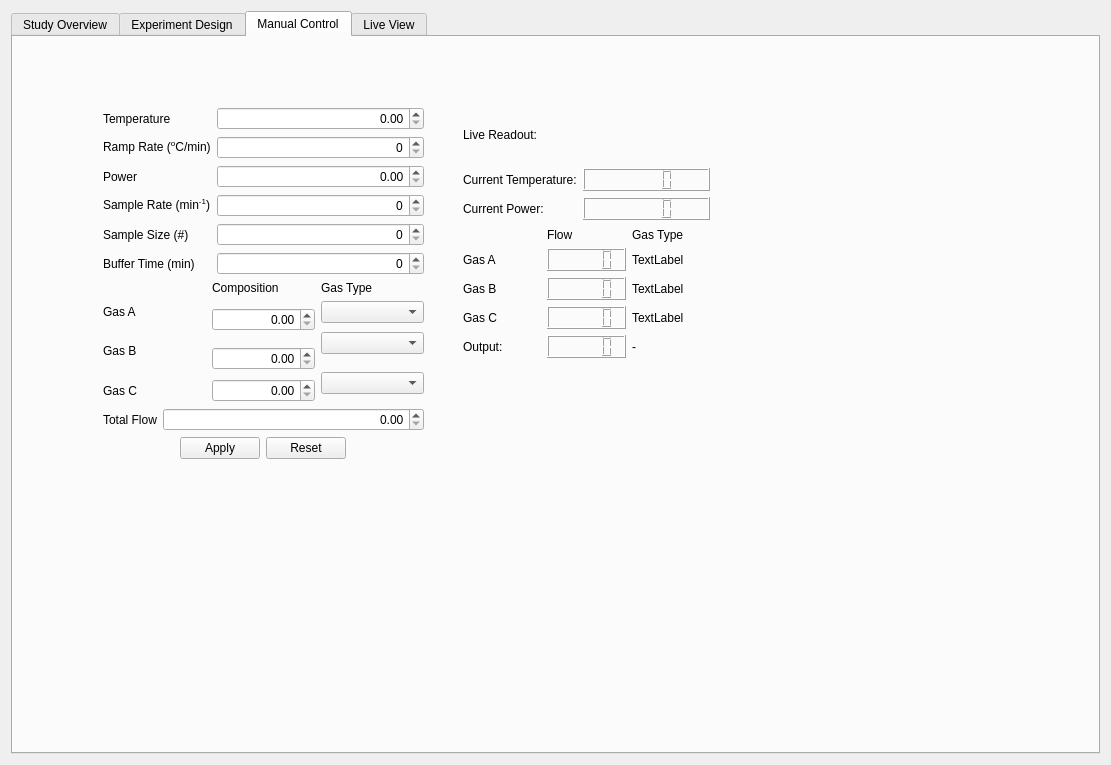
Before: the Qt Designer form reactorUI.ui in Dionne-Lab/catalight, drawn with Qt 5.
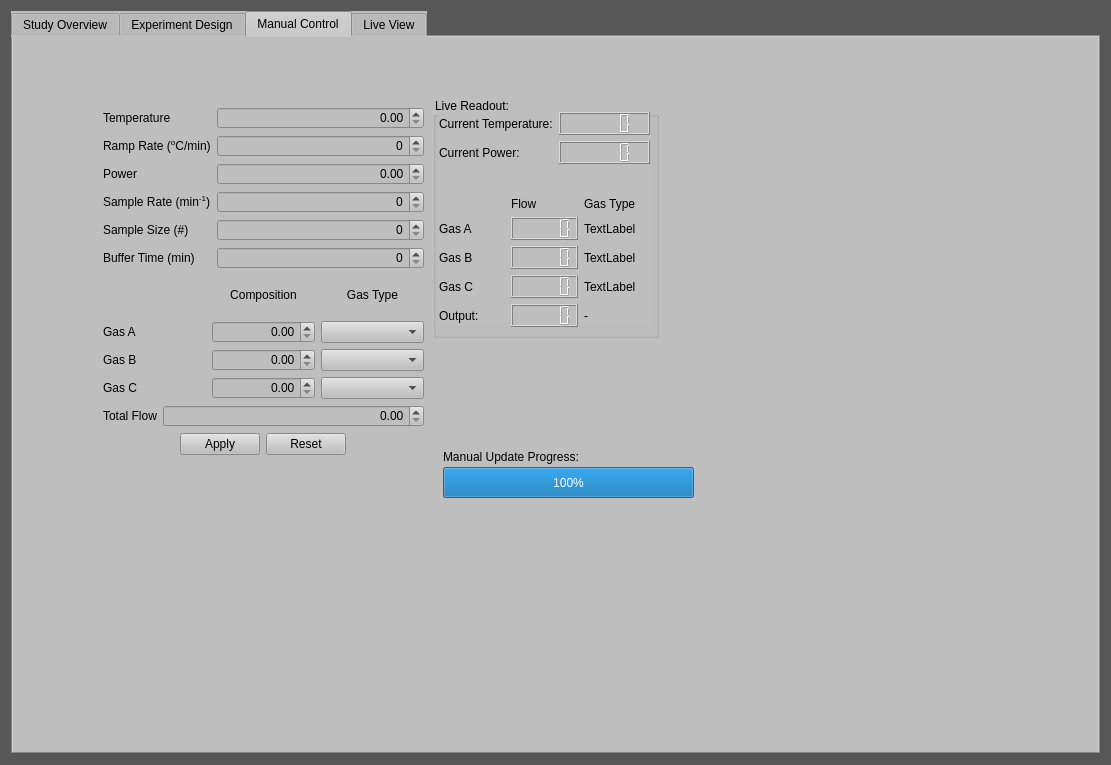
After: the same form once the commit is applied. The open tabs and pages were chosen to show the change.

Commit message: editted gui color and added progress bar

```diff
--- a/reactorUI.ui
+++ b/reactorUI.ui
@@ -10,6 +10,421 @@
     <height>765</height>
    </rect>
   </property>
+  <property name="palette">
+   <palette>
+    <active>
+     <colorrole role="WindowText">
+      <brush brushstyle="SolidPattern">
+       <color alpha="255">
+        <red>255</red>
+        <green>255</green>
+        <blue>255</blue>
+       </color>
+      </brush>
+     </colorrole>
+     <colorrole role="Button">
+      <brush brushstyle="SolidPattern">
+       <color alpha="255">
+        <red>0</red>
+        <green>170</green>
+        <blue>255</blue>
+       </color>
+      </brush>
+     </colorrole>
+     <colorrole role="Light">
+      <brush brushstyle="SolidPattern">
+       <color alpha="255">
+        <red>127</red>
+        <green>213</green>
+        <blue>255</blue>
+       </color>
+      </brush>
+     </colorrole>
+     <colorrole role="Midlight">
+      <brush brushstyle="SolidPattern">
+       <color alpha="255">
+        <red>63</red>
+        <green>191</green>
+        <blue>255</blue>
+       </color>
+      </brush>
+     </colorrole>
+     <colorrole role="Dark">
+      <brush brushstyle="SolidPattern">
+       <color alpha="255">
+        <red>0</red>
+        <green>85</green>
+        <blue>127</blue>
+       </color>
+      </brush>
+     </colorrole>
+     <colorrole role="Mid">
+      <brush brushstyle="SolidPattern">
+       <color alpha="255">
+        <red>0</red>
+        <green>113</green>
+        <blue>170</blue>
+       </color>
+      </brush>
+     </colorrole>
+     <colorrole role="Text">
+      <brush brushstyle="SolidPattern">
+       <color alpha="255">
+        <red>0</red>
+        <green>170</green>
+        <blue>255</blue>
+       </color>
+      </brush>
+     </colorrole>
+     <colorrole role="BrightText">
+      <brush brushstyle="SolidPattern">
+       <color alpha="255">
+        <red>255</red>
+        <green>255</green>
+        <blue>255</blue>
+       </color>
+      </brush>
+     </colorrole>
+     <colorrole role="ButtonText">
+      <brush brushstyle="SolidPattern">
+       <color alpha="255">
+        <red>0</red>
+        <green>0</green>
+        <blue>0</blue>
+       </color>
+      </brush>
+     </colorrole>
+     <colorrole role="Base">
+      <brush brushstyle="SolidPattern">
+       <color alpha="255">
+        <red>89</red>
+        <green>89</green>
+        <blue>89</blue>
+       </color>
+      </brush>
+     </colorrole>
+     <colorrole role="Window">
+      <brush brushstyle="SolidPattern">
+       <color alpha="255">
+        <red>87</red>
+        <green>87</green>
+        <blue>87</blue>
+       </color>
+      </brush>
+     </colorrole>
+     <colorrole role="Shadow">
+      <brush brushstyle="SolidPattern">
+       <color alpha="255">
+        <red>0</red>
+        <green>0</green>
+        <blue>0</blue>
+       </color>
+      </brush>
+     </colorrole>
+     <colorrole role="AlternateBase">
+      <brush brushstyle="SolidPattern">
+       <color alpha="255">
+        <red>127</red>
+        <green>212</green>
+        <blue>255</blue>
+       </color>
+      </brush>
+     </colorrole>
+     <colorrole role="ToolTipBase">
+      <brush brushstyle="SolidPattern">
+       <color alpha="255">
+        <red>255</red>
+        <green>255</green>
+        <blue>220</blue>
+       </color>
+      </brush>
+     </colorrole>
+     <colorrole role="ToolTipText">
+      <brush brushstyle="SolidPattern">
+       <color alpha="255">
+        <red>0</red>
+        <green>0</green>
+        <blue>0</blue>
+       </color>
+      </brush>
+     </colorrole>
+    </active>
+    <inactive>
+     <colorrole role="WindowText">
+      <brush brushstyle="SolidPattern">
+       <color alpha="255">
+        <red>255</red>
+        <green>255</green>
+        <blue>255</blue>
+       </color>
+      </brush>
+     </colorrole>
+     <colorrole role="Button">
+      <brush brushstyle="SolidPattern">
+       <color alpha="255">
+        <red>0</red>
+        <green>170</green>
+        <blue>255</blue>
+       </color>
+      </brush>
+     </colorrole>
+     <colorrole role="Light">
+      <brush brushstyle="SolidPattern">
+       <color alpha="255">
+        <red>127</red>
+        <green>213</green>
+        <blue>255</blue>
+       </color>
+      </brush>
+     </colorrole>
+     <colorrole role="Midlight">
+      <brush brushstyle="SolidPattern">
+       <color alpha="255">
+        <red>63</red>
+        <green>191</green>
+        <blue>255</blue>
+       </color>
+      </brush>
+     </colorrole>
+     <colorrole role="Dark">
+      <brush brushstyle="SolidPattern">
+       <color alpha="255">
+        <red>0</red>
+        <green>85</green>
+        <blue>127</blue>
+       </color>
+      </brush>
+     </colorrole>
+     <colorrole role="Mid">
+      <brush brushstyle="SolidPattern">
+       <color alpha="255">
+        <red>0</red>
+        <green>113</green>
+        <blue>170</blue>
+       </color>
+      </brush>
+     </colorrole>
+     <colorrole role="Text">
+      <brush brushstyle="SolidPattern">
+       <color alpha="255">
+        <red>0</red>
+        <green>170</green>
+        <blue>255</blue>
+       </color>
+      </brush>
+     </colorrole>
+     <colorrole role="BrightText">
+      <brush brushstyle="SolidPattern">
+       <color alpha="255">
+        <red>255</red>
+        <green>255</green>
+        <blue>255</blue>
+       </color>
+      </brush>
+     </colorrole>
+     <colorrole role="ButtonText">
+      <brush brushstyle="SolidPattern">
+       <color alpha="255">
+        <red>0</red>
+        <green>0</green>
+        <blue>0</blue>
+       </color>
+      </brush>
+     </colorrole>
+     <colorrole role="Base">
+      <brush brushstyle="SolidPattern">
+       <color alpha="255">
+        <red>89</red>
+        <green>89</green>
+        <blue>89</blue>
+       </color>
+      </brush>
+     </colorrole>
+     <colorrole role="Window">
+      <brush brushstyle="SolidPattern">
+       <color alpha="255">
+        <red>87</red>
+        <green>87</green>
+        <blue>87</blue>
+       </color>
+      </brush>
+     </colorrole>
+     <colorrole role="Shadow">
+      <brush brushstyle="SolidPattern">
+       <color alpha="255">
+        <red>0</red>
+        <green>0</green>
+        <blue>0</blue>
+       </color>
+      </brush>
+     </colorrole>
+     <colorrole role="AlternateBase">
+      <brush brushstyle="SolidPattern">
+       <color alpha="255">
+        <red>127</red>
+        <green>212</green>
+        <blue>255</blue>
+       </color>
+      </brush>
+     </colorrole>
+     <colorrole role="ToolTipBase">
+      <brush brushstyle="SolidPattern">
+       <color alpha="255">
+        <red>255</red>
+        <green>255</green>
+        <blue>220</blue>
+       </color>
+      </brush>
+     </colorrole>
+     <colorrole role="ToolTipText">
+      <brush brushstyle="SolidPattern">
+       <color alpha="255">
+        <red>0</red>
+        <green>0</green>
+        <blue>0</blue>
+       </color>
+      </brush>
+     </colorrole>
+    </inactive>
+    <disabled>
+     <colorrole role="WindowText">
+      <brush brushstyle="SolidPattern">
+       <color alpha="255">
+        <red>0</red>
+        <green>85</green>
+        <blue>127</blue>
+       </color>
+      </brush>
+     </colorrole>
+     <colorrole role="Button">
+      <brush brushstyle="SolidPattern">
+       <color alpha="255">
+        <red>0</red>
+        <green>170</green>
+        <blue>255</blue>
+       </color>
+      </brush>
+     </colorrole>
+     <colorrole role="Light">
+      <brush brushstyle="SolidPattern">
+       <color alpha="255">
+        <red>127</red>
+        <green>213</green>
+        <blue>255</blue>
+       </color>
+      </brush>
+     </colorrole>
+     <colorrole role="Midlight">
+      <brush brushstyle="SolidPattern">
+       <color alpha="255">
+        <red>63</red>
+        <green>191</green>
+        <blue>255</blue>
+       </color>
+      </brush>
+     </colorrole>
+     <colorrole role="Dark">
+      <brush brushstyle="SolidPattern">
+       <color alpha="255">
+        <red>0</red>
+        <green>85</green>
+        <blue>127</blue>
+       </color>
+      </brush>
+     </colorrole>
+     <colorrole role="Mid">
+      <brush brushstyle="SolidPattern">
+       <color alpha="255">
+        <red>0</red>
+        <green>113</green>
+        <blue>170</blue>
+       </color>
+      </brush>
+     </colorrole>
+     <colorrole role="Text">
+      <brush brushstyle="SolidPattern">
+       <color alpha="255">
+        <red>0</red>
+        <green>85</green>
+        <blue>127</blue>
+       </color>
+      </brush>
+     </colorrole>
+     <colorrole role="BrightText">
+      <brush brushstyle="SolidPattern">
+       <color alpha="255">
+        <red>255</red>
+        <green>255</green>
+        <blue>255</blue>
+       </color>
+      </brush>
+     </colorrole>
+     <colorrole role="ButtonText">
+      <brush brushstyle="SolidPattern">
+       <color alpha="255">
+        <red>0</red>
+        <green>85</green>
+        <blue>127</blue>
+       </color>
+      </brush>
+     </colorrole>
+     <colorrole role="Base">
+      <brush brushstyle="SolidPattern">
+       <color alpha="255">
+        <red>87</red>
+        <green>87</green>
+        <blue>87</blue>
+       </color>
+      </brush>
+     </colorrole>
+     <colorrole role="Window">
+      <brush brushstyle="SolidPattern">
+       <color alpha="255">
+        <red>87</red>
+        <green>87</green>
+        <blue>87</blue>
+       </color>
+      </brush>
+     </colorrole>
+     <colorrole role="Shadow">
+      <brush brushstyle="SolidPattern">
+       <color alpha="255">
+        <red>0</red>
+        <green>0</green>
+        <blue>0</blue>
+       </color>
+      </brush>
+     </colorrole>
+     <colorrole role="AlternateBase">
+      <brush brushstyle="SolidPattern">
+       <color alpha="255">
+        <red>0</red>
+        <green>170</green>
+        <blue>255</blue>
+       </color>
+      </brush>
+     </colorrole>
+     <colorrole role="ToolTipBase">
+      <brush brushstyle="SolidPattern">
+       <color alpha="255">
+        <red>255</red>
+        <green>255</green>
+        <blue>220</blue>
+       </color>
+      </brush>
+     </colorrole>
+     <colorrole role="ToolTipText">
+      <brush brushstyle="SolidPattern">
+       <color alpha="255">
+        <red>0</red>
+        <green>0</green>
+        <blue>0</blue>
+       </color>
+      </brush>
+     </colorrole>
+    </disabled>
+   </palette>
+  </property>
   <property name="windowTitle">
    <string>Dialog</string>
   </property>
@@ -22,6 +437,157 @@
        <verstretch>0</verstretch>
       </sizepolicy>
      </property>
+     <property name="palette">
+      <palette>
+       <active>
+        <colorrole role="WindowText">
+         <brush brushstyle="SolidPattern">
+          <color alpha="255">
+           <red>255</red>
+           <green>8</green>
+           <blue>222</blue>
+          </color>
+         </brush>
+        </colorrole>
+        <colorrole role="Button">
+         <brush brushstyle="SolidPattern">
+          <color alpha="255">
+           <red>190</red>
+           <green>190</green>
+           <blue>190</blue>
+          </color>
+         </brush>
+        </colorrole>
+        <colorrole role="Base">
+         <brush brushstyle="SolidPattern">
+          <color alpha="255">
+           <red>190</red>
+           <green>190</green>
+           <blue>190</blue>
+          </color>
+         </brush>
+        </colorrole>
+        <colorrole role="Window">
+         <brush brushstyle="SolidPattern">
+          <color alpha="255">
+           <red>190</red>
+           <green>190</green>
+           <blue>190</blue>
+          </color>
+         </brush>
+        </colorrole>
+        <colorrole role="NoRole">
+         <brush brushstyle="SolidPattern">
+          <color alpha="255">
+           <red>252</red>
+           <green>5</green>
+           <blue>10</blue>
+          </color>
+         </brush>
+        </colorrole>
+       </active>
+       <inactive>
+        <colorrole role="WindowText">
+         <brush brushstyle="SolidPattern">
+          <color alpha="255">
+           <red>255</red>
+           <green>8</green>
+           <blue>222</blue>
+          </color>
+         </brush>
+        </colorrole>
+        <colorrole role="Button">
+         <brush brushstyle="SolidPattern">
+          <color alpha="255">
+           <red>190</red>
+           <green>190</green>
+           <blue>190</blue>
+          </color>
+         </brush>
+        </colorrole>
+        <colorrole role="Base">
+         <brush brushstyle="SolidPattern">
+          <color alpha="255">
+           <red>190</red>
+           <green>190</green>
+           <blue>190</blue>
+          </color>
+         </brush>
+        </colorrole>
+        <colorrole role="Window">
+         <brush brushstyle="SolidPattern">
+          <color alpha="255">
+           <red>190</red>
+           <green>190</green>
+           <blue>190</blue>
+          </color>
+         </brush>
+        </colorrole>
+        <colorrole role="NoRole">
+         <brush brushstyle="SolidPattern">
+          <color alpha="255">
+           <red>252</red>
+           <green>5</green>
+           <blue>10</blue>
+          </color>
+         </brush>
+        </colorrole>
+       </inactive>
+       <disabled>
+        <colorrole role="WindowText">
+         <brush brushstyle="SolidPattern">
+          <color alpha="255">
+           <red>0</red>
+           <green>85</green>
+           <blue>127</blue>
+          </color>
+         </brush>
+        </colorrole>
+        <colorrole role="Button">
+         <brush brushstyle="SolidPattern">
+          <color alpha="255">
+           <red>190</red>
+           <green>190</green>
+           <blue>190</blue>
+          </color>
+         </brush>
+        </colorrole>
+        <colorrole role="Base">
+         <brush brushstyle="SolidPattern">
+          <color alpha="255">
+           <red>190</red>
+           <green>190</green>
+           <blue>190</blue>
+          </color>
+         </brush>
+        </colorrole>
+        <colorrole role="Window">
+         <brush brushstyle="SolidPattern">
+          <color alpha="255">
+           <red>190</red>
+           <green>190</green>
+           <blue>190</blue>
+          </color>
+         </brush>
+        </colorrole>
+        <colorrole role="NoRole">
+         <brush brushstyle="SolidPattern">
+          <color alpha="255">
+           <red>252</red>
+           <green>5</green>
+           <blue>10</blue>
+          </color>
+         </brush>
+        </colorrole>
+       </disabled>
+      </palette>
+     </property>
+     <property name="autoFillBackground">
+      <bool>false</bool>
+     </property>
+     <property name="styleSheet">
+      <string notr="true">background-color: rgb(190,190,190);</string>
+     </property>
      <property name="currentIndex">
       <number>0</number>
      </property>
@@ -553,135 +1119,6 @@
       <attribute name="title">
        <string>Manual Control</string>
       </attribute>
-      <widget class="QWidget" name="layoutWidget">
-       <property name="geometry">
-        <rect>
-         <x>450</x>
-         <y>70</y>
-         <width>247</width>
-         <height>251</height>
-        </rect>
-       </property>
-       <layout class="QVBoxLayout" name="verticalLiveReadout1">
-        <item>
-         <widget class="QLabel" name="label_76">
-          <property name="text">
-           <string>Live Readout:</string>
-          </property>
-         </widget>
-        </item>
-        <item>
-         <layout class="QFormLayout" name="formLayout">
-          <item row="0" column="0">
-           <widget class="QLabel" name="label_74">
-            <property name="text">
-             <string>Current Temperature:</string>
-            </property>
-           </widget>
-          </item>
-          <item row="0" column="1">
-           <widget class="QLCDNumber" name="current_temp_1"/>
-          </item>
-          <item row="1" column="0">
-           <widget class="QLabel" name="label_75">
-            <property name="text">
-             <string>Current Power:</string>
-            </property>
-           </widget>
-          </item>
-          <item row="1" column="1">
-           <widget class="QLCDNumber" name="current_power_1"/>
-          </item>
-         </layout>
-        </item>
-        <item>
-         <layout class="QGridLayout" name="gridLayout_8">
-          <item row="3" column="1">
-           <widget class="QLCDNumber" name="current_gasC_comp_1"/>
-          </item>
-          <item row="0" column="2">
-           <widget class="QLabel" name="label_66">
-            <property name="text">
-             <string>Gas Type</string>
-            </property>
-           </widget>
-          </item>
-          <item row="0" column="1">
-           <widget class="QLabel" name="label_65">
-            <property name="text">
-             <string>Flow</string>
-            </property>
-           </widget>
-          </item>
-          <item row="1" column="0">
-           <widget class="QLabel" name="label_67">
-            <property name="text">
-             <string>Gas A</string>
-            </property>
-           </widget>
-          </item>
-          <item row="2" column="0">
-           <widget class="QLabel" name="label_68">
-            <property name="text">
-             <string>Gas B</string>
-            </property>
-           </widget>
-          </item>
-          <item row="3" column="0">
-           <widget class="QLabel" name="label_69">
-            <property name="text">
-             <string>Gas C</string>
-            </property>
-           </widget>
-          </item>
-          <item row="1" column="1">
-           <widget class="QLCDNumber" name="current_gasA_comp_1"/>
-          </item>
-          <item row="2" column="1">
-           <widget class="QLCDNumber" name="current_gasB_comp_1"/>
-          </item>
-          <item row="4" column="0">
-           <widget class="QLabel" name="label_53">
-            <property name="text">
-             <string>Output:</string>
-            </property>
-           </widget>
-          </item>
-          <item row="4" column="1">
-           <widget class="QLCDNumber" name="current_gasD_flow_1"/>
-          </item>
-          <item row="1" column="2">
-           <widget class="QLabel" name="current_gasA_type_1">
-            <property name="text">
-             <string>TextLabel</string>
-            </property>
-           </widget>
-          </item>
-          <item row="2" column="2">
-           <widget class="QLabel" name="current_gasB_type_1">
-            <property name="text">
-             <string>TextLabel</string>
-            </property>
-           </widget>
-          </item>
-          <item row="3" column="2">
-           <widget class="QLabel" name="current_gasC_type_1">
-            <property name="text">
-             <string>TextLabel</string>
-            </property>
-           </widget>
-          </item>
-          <item row="4" column="2">
-           <widget class="QLabel" name="label_73">
-            <property name="text">
-             <string>-</string>
-            </property>
-           </widget>
-          </item>
-         </layout>
-        </item>
-       </layout>
-      </widget>
       <widget class="QWidget" name="layoutWidget">
        <property name="geometry">
         <rect>
@@ -794,6 +1231,9 @@
             <property name="text">
              <string>Gas Type</string>
             </property>
+            <property name="alignment">
+             <set>Qt::AlignCenter</set>
+            </property>
            </widget>
           </item>
           <item row="1" column="0">
@@ -803,50 +1243,60 @@
             </property>
            </widget>
           </item>
-          <item row="1" column="1" rowspan="2">
-           <widget class="QDoubleSpinBox" name="manualGasAComp">
-            <property name="alignment">
-             <set>Qt::AlignRight|Qt::AlignTrailing|Qt::AlignVCenter</set>
-            </property>
-           </widget>
-          </item>
           <item row="1" column="2">
            <widget class="QComboBox" name="manualGasAType"/>
           </item>
-          <item row="2" column="2" rowspan="2">
-           <widget class="QComboBox" name="manualGasBType"/>
-          </item>
-          <item row="3" column="0">
+          <item row="2" column="0">
            <widget class="QLabel" name="label_58">
             <property name="text">
              <string>Gas B</string>
             </property>
            </widget>
           </item>
-          <item row="3" column="1" rowspan="2">
-           <widget class="QDoubleSpinBox" name="manualGasBComp">
-            <property name="alignment">
-             <set>Qt::AlignRight|Qt::AlignTrailing|Qt::AlignVCenter</set>
-            </property>
-           </widget>
-          </item>
-          <item row="4" column="2" rowspan="2">
-           <widget class="QComboBox" name="manualGasCType"/>
-          </item>
-          <item row="5" column="0">
+          <item row="3" column="0">
            <widget class="QLabel" name="label_59">
             <property name="text">
              <string>Gas C</string>
             </property>
            </widget>
           </item>
-          <item row="5" column="1">
+          <item row="0" column="1">
+           <widget class="QLabel" name="label_55">
+            <property name="text">
+             <string>Composition</string>
+            </property>
+            <property name="alignment">
+             <set>Qt::AlignCenter</set>
+            </property>
+           </widget>
+          </item>
+          <item row="1" column="1">
+           <widget class="QDoubleSpinBox" name="manualGasAComp">
+            <property name="alignment">
+             <set>Qt::AlignRight|Qt::AlignTrailing|Qt::AlignVCenter</set>
+            </property>
+           </widget>
+          </item>
+          <item row="2" column="1">
+           <widget class="QDoubleSpinBox" name="manualGasBComp">
+            <property name="alignment">
+             <set>Qt::AlignRight|Qt::AlignTrailing|Qt::AlignVCenter</set>
+            </property>
+           </widget>
+          </item>
+          <item row="3" column="1">
            <widget class="QDoubleSpinBox" name="manualGasCComp">
             <property name="alignment">
              <set>Qt::AlignRight|Qt::AlignTrailing|Qt::AlignVCenter</set>
             </property>
            </widget>
           </item>
+          <item row="2" column="2">
+           <widget class="QComboBox" name="manualGasBType"/>
+          </item>
+          <item row="3" column="2">
+           <widget class="QComboBox" name="manualGasCType"/>
+          </item>
          </layout>
         </item>
         <item>
@@ -885,6 +1335,170 @@
         </item>
        </layout>
       </widget>
+      <widget class="QProgressBar" name="progressBar">
+       <property name="geometry">
+        <rect>
+         <x>430</x>
+         <y>430</y>
+         <width>251</width>
+         <height>31</height>
+        </rect>
+       </property>
+       <property name="maximum">
+        <number>100</number>
+       </property>
+       <property name="value">
+        <number>100</number>
+       </property>
+      </widget>
+      <widget class="QLabel" name="label_18">
+       <property name="geometry">
+        <rect>
+         <x>430</x>
+         <y>410</y>
+         <width>181</width>
+         <height>19</height>
+        </rect>
+       </property>
+       <property name="text">
+        <string>Manual Update Progress:</string>
+       </property>
+      </widget>
+      <widget class="QGroupBox" name="groupBox">
+       <property name="geometry">
+        <rect>
+         <x>420</x>
+         <y>60</y>
+         <width>226</width>
+         <height>241</height>
+        </rect>
+       </property>
+       <property name="title">
+        <string>Live Readout:</string>
+       </property>
+       <widget class="QWidget" name="layoutWidget">
+        <property name="geometry">
+         <rect>
+          <x>6</x>
+          <y>15</y>
+          <width>211</width>
+          <height>215</height>
+         </rect>
+        </property>
+        <layout class="QVBoxLayout" name="verticalLiveReadout1">
+         <item>
+          <layout class="QFormLayout" name="formLayout">
+           <item row="0" column="1">
+            <widget class="QLCDNumber" name="current_temp_1"/>
+           </item>
+           <item row="1" column="0">
+            <widget class="QLabel" name="label_75">
+             <property name="text">
+              <string>Current Power:</string>
+             </property>
+            </widget>
+           </item>
+           <item row="1" column="1">
+            <widget class="QLCDNumber" name="current_power_1"/>
+           </item>
+           <item row="0" column="0">
+            <widget class="QLabel" name="label_74">
+             <property name="text">
+              <string>Current Temperature:</string>
+             </property>
+            </widget>
+           </item>
+          </layout>
+         </item>
+         <item>
+          <layout class="QGridLayout" name="gridLayout_8">
+           <item row="4" column="1">
+            <widget class="QLCDNumber" name="current_gasD_flow_1"/>
+           </item>
+           <item row="1" column="1">
+            <widget class="QLCDNumber" name="current_gasA_comp_1"/>
+           </item>
+           <item row="4" column="0">
+            <widget class="QLabel" name="label_53">
+             <property name="text">
+              <string>Output:</string>
+             </property>
+            </widget>
+           </item>
+           <item row="3" column="2">
+            <widget class="QLabel" name="current_gasC_type_1">
+             <property name="text">
+              <string>TextLabel</string>
+             </property>
+            </widget>
+           </item>
+           <item row="2" column="2">
+            <widget class="QLabel" name="current_gasB_type_1">
+             <property name="text">
+              <string>TextLabel</string>
+             </property>
+            </widget>
+           </item>
+           <item row="2" column="1">
+            <widget class="QLCDNumber" name="current_gasB_comp_1"/>
+           </item>
+           <item row="1" column="2">
+            <widget class="QLabel" name="current_gasA_type_1">
+             <property name="text">
+              <string>TextLabel</string>
+             </property>
+            </widget>
+           </item>
+           <item row="4" column="2">
+            <widget class="QLabel" name="label_73">
+             <property name="text">
+              <string>-</string>
+             </property>
+            </widget>
+           </item>
+           <item row="2" column="0">
+            <widget class="QLabel" name="label_68">
+             <property name="text">
+              <string>Gas B</string>
+             </property>
+            </widget>
+           </item>
+           <item row="3" column="0">
+            <widget class="QLabel" name="label_69">
+             <property name="text">
+              <string>Gas C</string>
+             </property>
+            </widget>
+           </item>
+           <item row="3" column="1">
+            <widget class="QLCDNumber" name="current_gasC_comp_1"/>
+           </item>
+           <item row="0" column="1">
+            <widget class="QLabel" name="label_65">
+             <property name="text">
+              <string>Flow</string>
+             </property>
+            </widget>
+           </item>
+           <item row="0" column="2">
+            <widget class="QLabel" name="label_66">
+             <property name="text">
+              <string>Gas Type</string>
+             </property>
+            </widget>
+           </item>
+           <item row="1" column="0">
+            <widget class="QLabel" name="label_67">
+             <property name="text">
+              <string>Gas A</string>
+             </property>
+            </widget>
+           </item>
+          </layout>
+         </item>
+        </layout>
+       </widget>
+      </widget>
      </widget>
      <widget class="QWidget" name="tabLiveView">
       <attribute name="title">
```
Left out of the diff: 27 changed lines with no effect on the pictures.
